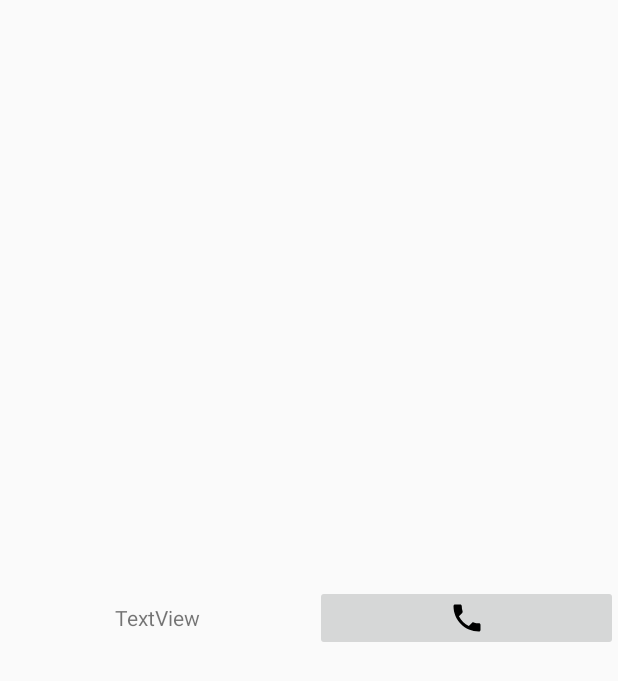
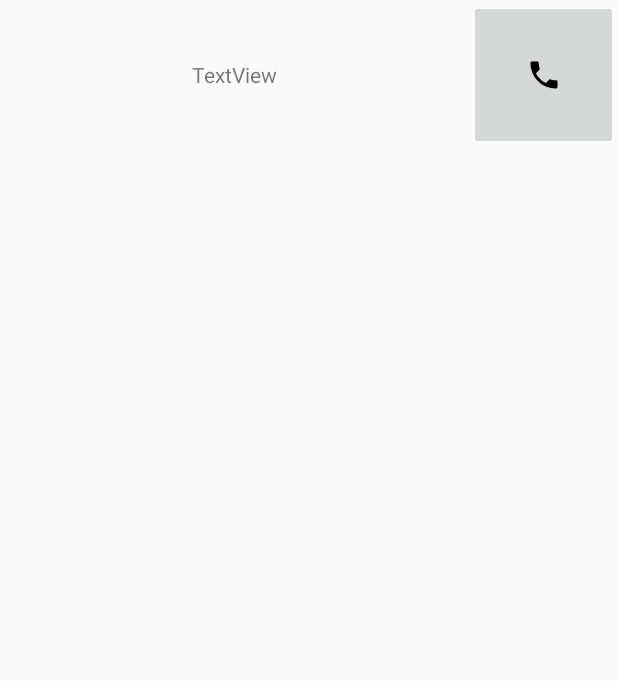
Before and after one commit to rythmsanghvi/WeatherApp, an Android app: the layout helpline_view.xml on its own in the app's theme, with its tools: preview values and no code run, on a phone screen of 412 x 824 dp. Shown: the top 681 px of the screen. Run offline under Robolectric (Android 15) with nearby library versions, the phone set to English and light mode, and no system bars; network calls fail; Roboto replaces fonts that are not available here.

Commit message:
Version 1.0.2

```diff
--- a/app/src/main/res/layout/helpline_view.xml
+++ b/app/src/main/res/layout/helpline_view.xml
@@ -2,21 +2,23 @@
 <LinearLayout xmlns:android="http://schemas.android.com/apk/res/android"
     xmlns:app="http://schemas.android.com/apk/res-auto"
     android:layout_width="match_parent"
-    android:layout_height="match_parent"
-    android:gravity="center_vertical">
+    android:layout_height="100dp"
+    >
 
     <TextView
         android:id="@+id/textView"
         android:layout_width="wrap_content"
-        android:layout_height="wrap_content"
-        android:layout_weight="1"
+        android:layout_height="match_parent"
+        android:layout_weight="5"
         android:text="TextView"
-        android:textAlignment="center" />
+        android:textAlignment="center"
+        android:gravity="center"/>
 
     <ImageButton
         android:id="@+id/imageButton"
         android:layout_width="wrap_content"
-        android:layout_height="wrap_content"
+        android:layout_height="match_parent"
         android:layout_weight="1"
-        app:srcCompat="@drawable/baseline_local_phone_24" />
+        app:srcCompat="@drawable/baseline_local_phone_24"
+        />
 </LinearLayout>
```
